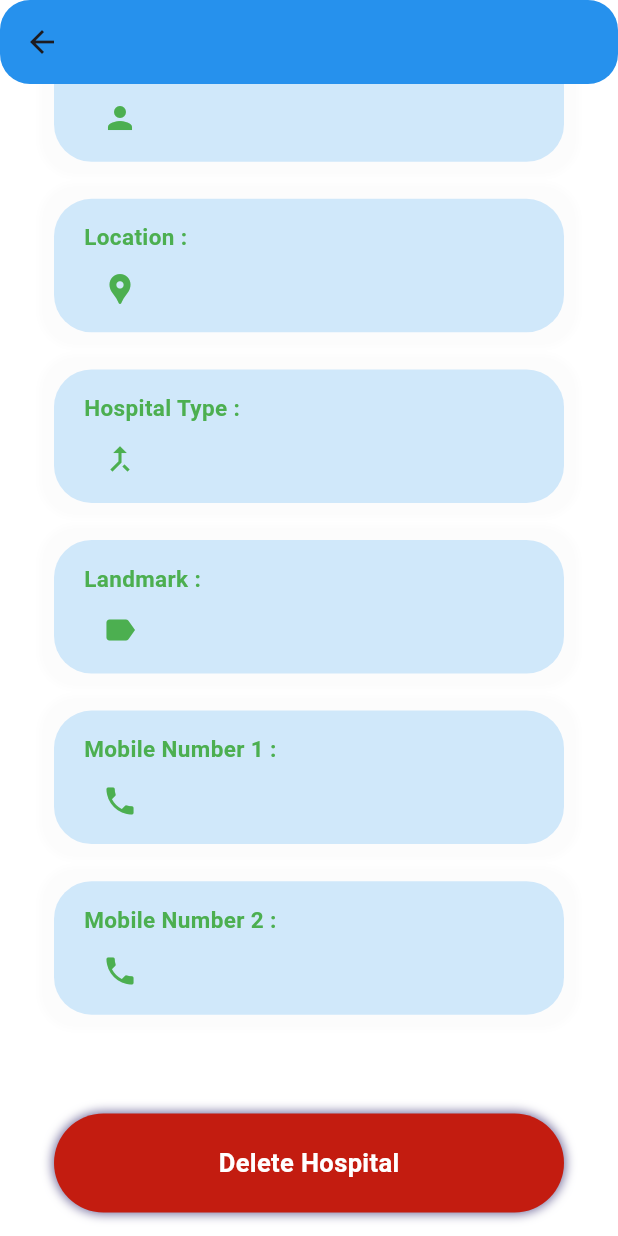
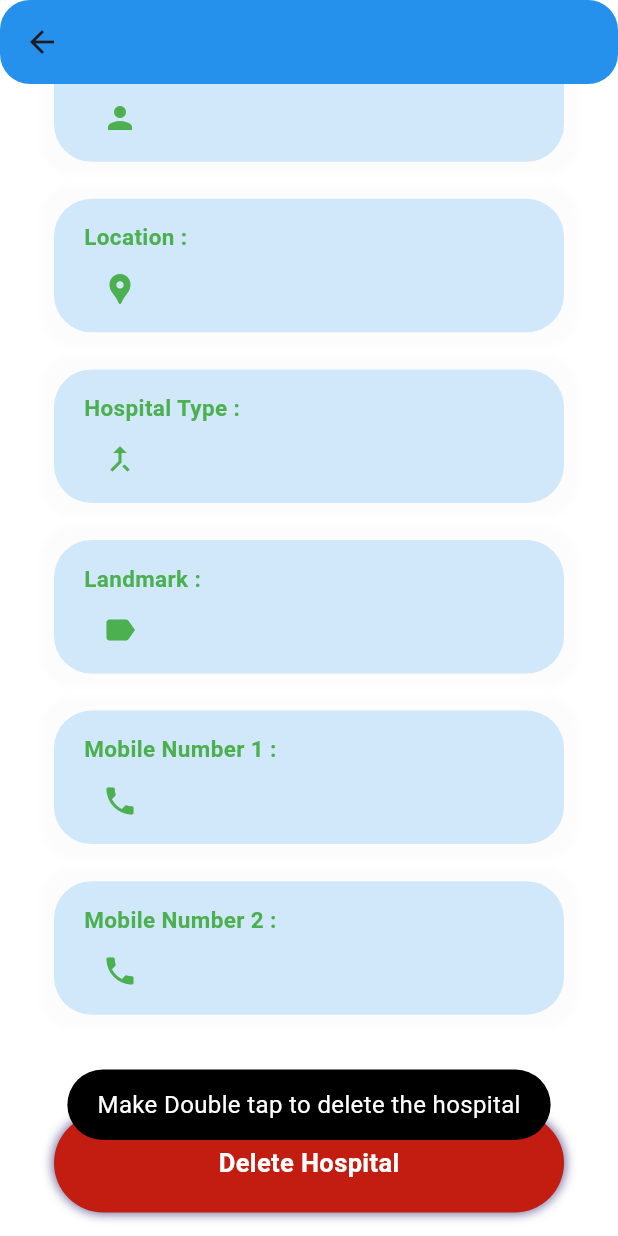
Before and after one commit to deepak-dee3/SIH_HOSPITALITY_FLUTTER_APP, a Flutter app: the HospitalDetailsPage screen opened directly with empty values, scrolled down 513 dp, after a tap on "Delete Hospital", on a phone screen of 412 x 824 dp. Run offline on Flutter 3.47's test engine with Material 3 defaults, Android fonts, the phone set to English and light mode, and no system bars; our stand-ins replace cloud_firestore, firebase_auth, firebase_core, firebase_storage, flutter_secure_storage, fluttertoast and 3 more; accounts and stored records are empty; project files that could hold a hidden picture were left out.

Commit message:
delete buttons has been created

```diff
--- a/lib/ADMIN/fulldetails_hospital.dart
+++ b/lib/ADMIN/fulldetails_hospital.dart
@@ -1,6 +1,7 @@
 import 'package:flutter/material.dart';
 import 'package:lottie/lottie.dart';
 import 'package:sih2024/FIREBASE/firebase_after_event.dart';
+import 'package:fluttertoast/fluttertoast.dart';
 
 class HospitalDetailsPage extends StatelessWidget {
   final Map<String, dynamic> hospitalData; // Data to display on this page
@@ -477,7 +478,18 @@ class HospitalDetailsPage extends StatelessWidget {
               SizedBox(height:screenHeight*0.08),
 
                GestureDetector(
-              onTap:(){
+                 onTap: (){
+                 Fluttertoast.showToast(
+      msg: 'Make Double tap to delete the hospital',
+      toastLength: Toast.LENGTH_SHORT,
+      gravity: ToastGravity.BOTTOM,
+      backgroundColor: Colors.black,
+      textColor: Colors.white,
+      fontSize: 16.0,
+    );
+                print('Make Double tap to delete the hospital ');
+              },
+              onDoubleTap:(){
 
                 delete("HOSPITAL'S",hospitalData['hospital_name']);
 
--- a/lib/HOSPITAL/hos_main_page.dart
+++ b/lib/HOSPITAL/hos_main_page.dart
@@ -73,8 +73,6 @@ class _hos_opening_pageState extends State<hos_opening_page> {
             )),),
 
             SizedBox(height: 50,),
-
-
           ]
         ))))
         )
```
Also changed, not shown: lib/ADMIN/program_full_details_admin.dart (+15 -1 lines).
